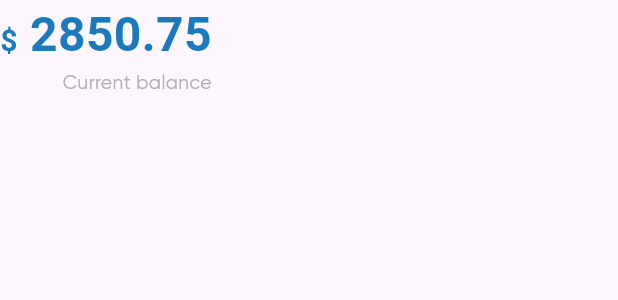
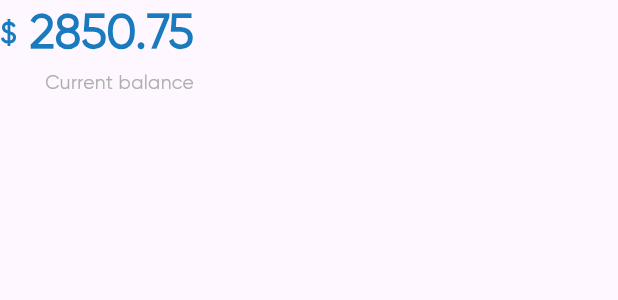
Before and after one commit to amirrrra/Financial-Dashboard, a Flutter app: the CardBalanceItemWidget widget shown alone on an empty page, opened directly, on a phone screen of 412 x 824 dp. Shown: the top 300 px of the screen. Run offline on Flutter 3.47's test engine with Material 3 defaults, Android fonts, the phone set to English and light mode, and no system bars; our stand-ins replace expandable_page_view, flutter_svg.

Commit message:
fix some issues

```diff
--- a/lib/widgets/card_balance_item_widget.dart
+++ b/lib/widgets/card_balance_item_widget.dart
@@ -20,26 +20,26 @@ class CardBalanceItemWidget extends StatelessWidget {
       crossAxisAlignment: CrossAxisAlignment.end,
       children: [
         FittedBox(
-          child: Text.rich(
-            TextSpan(
+          child: Row(
             children: [
-                TextSpan(
-                  text: '\$',
+              Text(
+                '\$',
                 style: AppStyles.semi30(context).copyWith(color: color),
               ),
-                TextSpan(
-                  text: ' $value',
+              Text(
+                ' $value',
                 style: textStyle ??
                     AppStyles.semi30(context).copyWith(color: color),
               ),
             ],
           ),
         ),
-        ),
-        Text(
+        FittedBox(
+          child: Text(
             balance,
             style: AppStyles.regular16(context),
-        )
+          ),
+        ),
       ],
     );
   }
--- a/lib/widgets/card_right_section.dart
+++ b/lib/widgets/card_right_section.dart
@@ -11,23 +11,25 @@ class CardRightSection extends StatelessWidget {
   Widget build(BuildContext context) {
     return Column(
       crossAxisAlignment: CrossAxisAlignment.end,
-      mainAxisAlignment: MainAxisAlignment.spaceBetween,
       children:  [
         CardBalanceItemWidget(
           textStyle: AppStyles.semi40(context),
           value: '2850.75',
           balance: 'Current balance',
         ),
+        SizedBox(height: 12),
         CardBalanceItemWidget(
           value: '1500.50',
           balance: 'Income',
           color: AppColors.green,
         ),
+        SizedBox(height: 12),
         CardBalanceItemWidget(
           value: '350.60',
           balance: 'Outcome',
           color: AppColors.red,
         ),
+        SizedBox(height: 12),
         CardDeactivateWidget(),
       ],
     );
--- a/lib/widgets/goals_widget.dart
+++ b/lib/widgets/goals_widget.dart
@@ -20,11 +20,11 @@ class _GoalsWidgetState extends State<GoalsWidget> {
     return Column(
       crossAxisAlignment: CrossAxisAlignment.start,
       children: [
-        const SizedBox(height: 20),
         Text(
           'Goals',
           style: AppStyles.semi22(context),
         ),
+        const SizedBox(height: 12),
         Row(
           children: [
             Expanded(
--- a/lib/widgets/transaction_item_widget.dart
+++ b/lib/widgets/transaction_item_widget.dart
@@ -23,7 +23,7 @@ class TransactionItemWidget extends StatelessWidget {
             4,
             (index) {
               return Padding(
-                padding: const EdgeInsets.only(bottom: 20.0),
+                padding: const EdgeInsets.only(bottom: 20),
                 child: Text(
                   TransactionModel.titles[index],
                   style: AppStyles.regular16(context),
```
Also changed, not shown: lib/widgets/card_deactivate_widget.dart (+6 -4 lines), lib/widgets/card_left_section.dart (+19 -12 lines), lib/widgets/card_widget.dart (+2 -8 lines), lib/widgets/section_cards_and_transactions.dart (+3 -4 lines). Lines whose indentation alone changed are shown as unchanged.
